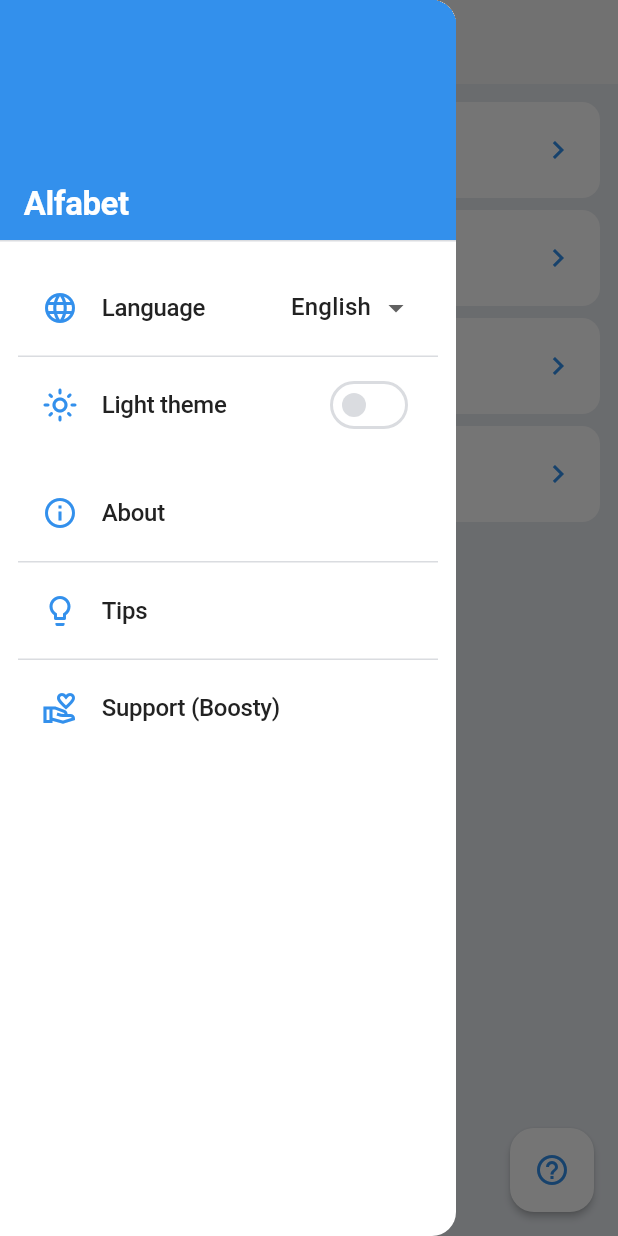
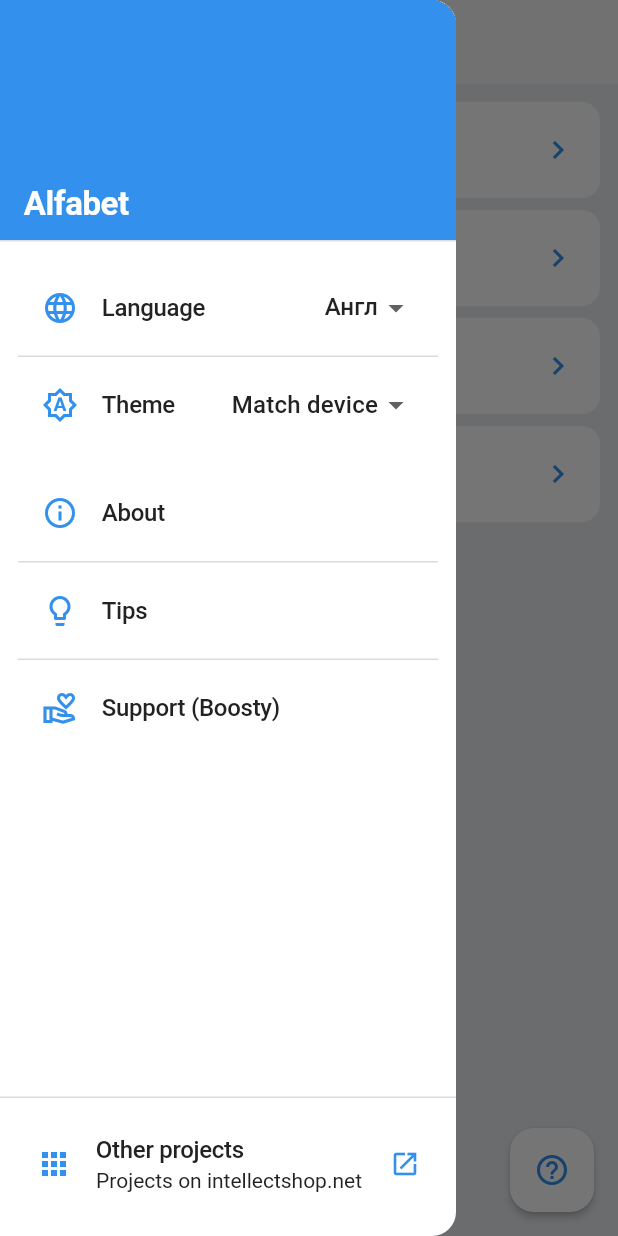
Before and after one commit to unomat20b/alphabet, a Flutter app: the screen it shows after launch, with the side drawer open, on a phone screen of 412 x 824 dp. Run offline on Flutter 3.47's test engine with Material 3 defaults, Android fonts, the phone set to English and light mode, and no system bars; our stand-ins replace easy_localization, shared_preferences; project files that could hold a hidden picture were left out.

Commit message:
Drawer: IntellectShop projects link; locale tales; theme system prefs.
- Footer in drawer opens https://intellectshop.net/projects/ (other projects).
- RU/EN tale assets; renamed tail_ru_* / tail_en_* files.
- ThemeMode.system default, SharedPreferences, OS brightness observer.

Co-authored-by: Cursor <cursoragent@cursor.com>

```diff
--- a/langs/en.json
+++ b/langs/en.json
@@ -13,6 +13,8 @@
   "choose_language": "Choose language",
   "russian": "Russian",
   "english": "English",
+  "lang_menu_ru": "Рус",
+  "lang_menu_en": "Англ",
   "enter_text": "Enter text",
   "paste_or_type": "Paste or type the text:",
   "sample_placeholder": "For example: Arthur and Anna went to school...",
@@ -32,7 +34,11 @@
   "result_label": "Result:",
   "light_theme": "Light theme",
   "dark_theme": "Dark theme",
+  "theme": "Theme",
+  "theme_system": "Match device",
   "donate": "Support (Boosty)",
+  "other_projects": "Other projects",
+  "other_projects_intellectshop": "Projects on intellectshop.net",
   "donate_error": "Could not open the link",
   "tips": "Tips",
   "tips_text": "1. Start with vowels. First, replace only the vowels with letters from the new alphabet. This is easier and helps you get used to the new symbols.\n\n2. Don't rush! Don't try to replace all the letters at once. Read familiar text, gradually adding new letters so your brain can adapt.\n\n3. Read with partial replacements. Read the same familiar text for a long time, gradually increasing the number of replaced letters. This is more effective than switching to full replacement immediately.\n\n4. Move to consonants after vowels. Once you've memorized the vowels, start replacing consonants.\n\n5. Leave complex paired sounds for later. Combinations like CH, TCH, DJ are best learned after you've mastered individual vowels and consonants.\n\n6. Use pop-up options for similar sounds. If a letter has several writing options, choose the most suitable one via the pop-up.",
--- a/langs/ru.json
+++ b/langs/ru.json
@@ -13,6 +13,8 @@
   "choose_language": "Выберите язык",
   "russian": "Русский",
   "english": "Английский",
+  "lang_menu_ru": "RU",
+  "lang_menu_en": "EN",
   "enter_text": "Введите текст",
   "paste_or_type": "Вставьте текст или напечатайте его:",
   "sample_placeholder": "Например: Артур и Анна пошли в школу...",
@@ -32,7 +34,11 @@
   "result_label": "Результат:",
   "light_theme": "Светлая тема",
   "dark_theme": "Тёмная тема",
+  "theme": "Тема",
+  "theme_system": "Как в системе",
   "donate": "Поддержать (Boosty)",
+  "other_projects": "Другие проекты",
+  "other_projects_intellectshop": "Проекты на intellectshop.net",
   "donate_error": "Не удалось открыть ссылку",
   "tips": "Полезные советы",
   "tips_text": "1. Начинайте с гласных. Сначала заменяйте только гласные буквы на буквы нового алфавита. Это проще и поможет привыкнуть к новым символам.\n\n2. Не спешите! Не пытайтесь сразу заменить все буквы. Читайте знакомый текст, постепенно добавляя новые буквы, чтобы мозг успевал привыкать.\n\n3. Чтение с частичными заменами. Долго читайте один и тот же знакомый текст, постепенно увеличивая количество заменённых букв. Это эффективнее, чем сразу переходить к полному переводу.\n\n4. Переходите к согласным после гласных. Когда гласные запомнились, начинайте заменять согласные буквы.\n\n5. Оставьте сложные парные звуки напоследок. Такие сочетания, как ТЧ, Ч, ДЖ, лучше осваивать после того, как освоены отдельные гласные и согласные.\n\n6. Используйте pop-up варианты для похожих звуков. Если буква имеет несколько вариантов написания, выбирайте наиболее подходящий через pop-up.",
--- a/lib/screens/language_select_screen.dart
+++ b/lib/screens/language_select_screen.dart
@@ -29,6 +29,8 @@ import 'text_source_screen.dart';
 import '../widgets/telegram_section_card.dart';
 
 final Uri _boostyDonateUri = Uri.parse('https://boosty.to/daysw/donate');
+final Uri _intellectshopProjectsUri =
+    Uri.parse('https://intellectshop.net/projects/');
 
 class LanguageSelectScreen extends StatelessWidget {
   final void Function(ThemeMode)? onThemeChanged;
@@ -40,6 +42,10 @@ class LanguageSelectScreen extends StatelessWidget {
     return Scaffold(
       appBar: AppBar(title: Text('choose_alphabet'.tr())),
       drawer: Drawer(
+        child: Column(
+          crossAxisAlignment: CrossAxisAlignment.stretch,
+          children: [
+            Expanded(
               child: ListView(
                 padding: EdgeInsets.zero,
                 children: [
@@ -74,11 +80,11 @@ class LanguageSelectScreen extends StatelessWidget {
                             items: [
                               DropdownMenuItem(
                                 value: const Locale('ru'),
-                          child: Text('russian'.tr()),
+                                child: Text('lang_menu_ru'.tr()),
                               ),
                               DropdownMenuItem(
                                 value: const Locale('en'),
-                          child: Text('english'.tr()),
+                                child: Text('lang_menu_en'.tr()),
                               ),
                             ],
                             onChanged: (locale) {
@@ -91,22 +97,35 @@ class LanguageSelectScreen extends StatelessWidget {
                         const Divider(height: 1),
                         ListTile(
                           leading: Icon(
-                      themeMode == ThemeMode.dark
+                            themeMode == ThemeMode.system
+                                ? Icons.brightness_auto_outlined
+                                : themeMode == ThemeMode.dark
                                     ? Icons.dark_mode_outlined
                                     : Icons.light_mode_outlined,
                           ),
-                    title: Text(
-                      themeMode == ThemeMode.dark
-                          ? 'dark_theme'.tr()
-                          : 'light_theme'.tr(),
+                          title: Text('theme'.tr()),
+                          trailing: DropdownButton<ThemeMode>(
+                            underline: const SizedBox.shrink(),
+                            value: themeMode ?? ThemeMode.system,
+                            items: [
+                              DropdownMenuItem(
+                                value: ThemeMode.system,
+                                child: Text('theme_system'.tr()),
                               ),
-                    trailing: Switch(
-                      value: themeMode == ThemeMode.dark,
-                      onChanged: (val) {
-                        if (onThemeChanged != null) {
-                          onThemeChanged!(
-                            val ? ThemeMode.dark : ThemeMode.light,
-                          );
+                              DropdownMenuItem(
+                                value: ThemeMode.light,
+                                child: Text('light_theme'.tr()),
+                              ),
+                              DropdownMenuItem(
+                                value: ThemeMode.dark,
+                                child: Text('dark_theme'.tr()),
+                              ),
+                            ],
+                            onChanged: onThemeChanged == null
+                                ? null
+                                : (mode) {
+                                    if (mode != null) {
+                                      onThemeChanged!(mode);
                                     }
                                   },
                           ),
@@ -131,7 +150,8 @@ class LanguageSelectScreen extends StatelessWidget {
                                 ),
                                 actions: [
                                   TextButton(
-                              onPressed: () => Navigator.of(context).pop(),
+                                    onPressed: () =>
+                                        Navigator.of(context).pop(),
                                     child: Text('ok'.tr()),
                                   ),
                                 ],
@@ -154,7 +174,8 @@ class LanguageSelectScreen extends StatelessWidget {
                                 ),
                                 actions: [
                                   TextButton(
-                              onPressed: () => Navigator.of(context).pop(),
+                                    onPressed: () =>
+                                        Navigator.of(context).pop(),
                                     child: Text('ok'.tr()),
                                   ),
                                 ],
@@ -179,6 +200,36 @@ class LanguageSelectScreen extends StatelessWidget {
                           },
                         ),
                       ],
+                    ),
+                  ),
+                ],
+              ),
+            ),
+            const Divider(height: 1),
+            SafeArea(
+              top: false,
+              child: Padding(
+                padding: const EdgeInsets.fromLTRB(8, 4, 8, 8),
+                child: TelegramSectionCard(
+                  padding: EdgeInsets.zero,
+                  child: ListTile(
+                    leading: const Icon(Icons.apps_outlined),
+                    title: Text('other_projects'.tr()),
+                    subtitle: Text('other_projects_intellectshop'.tr()),
+                    trailing: const Icon(Icons.open_in_new, size: 20),
+                    onTap: () async {
+                      Navigator.pop(context);
+                      final ok = await launchUrl(
+                        _intellectshopProjectsUri,
+                        mode: LaunchMode.externalApplication,
+                      );
+                      if (!context.mounted || ok) return;
+                      ScaffoldMessenger.of(context).showSnackBar(
+                        SnackBar(content: Text('donate_error'.tr())),
+                      );
+                    },
+                  ),
+                ),
               ),
             ),
           ],
--- a/pubspec.yaml
+++ b/pubspec.yaml
@@ -37,13 +37,13 @@ dependencies:
   # Use with the CupertinoIcons class for iOS style icons.
   cupertino_icons: ^1.0.8
   url_launcher: ^6.3.1
+  shared_preferences: ^2.5.3
   flutter_web_plugins:
     sdk: flutter
 
 dev_dependencies:
   flutter_test:
     sdk: flutter
-  shared_preferences: ^2.5.3
 
   # The "flutter_lints" package below contains a set of recommended lints to
   # encourage good coding practices. The lint set provided by the package is
```
Also changed, not shown: lib/app.dart (+47 -7 lines), lib/screens/tale_select_screen.dart (+30 -12 lines), pubspec.lock, 12 other files. Lines whose indentation alone changed are shown as unchanged.
